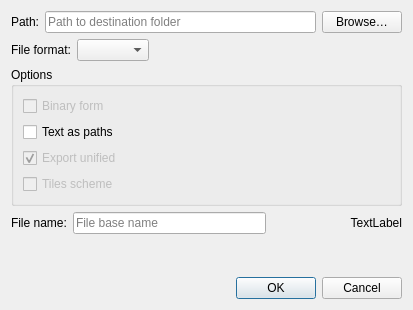
This is src/app/puzzle/dialogs/dialogsavemanuallayout.ui in dismine/valentina as Qt 5 draws it before an edit. The edited form follows.
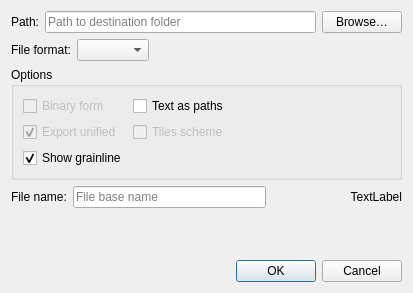
This is the edited form. Icons and pictures are not drawn.

Commit message: Show/hide grainline when export. Closes #163

```diff
--- a/src/app/puzzle/dialogs/dialogsavemanuallayout.ui
+++ b/src/app/puzzle/dialogs/dialogsavemanuallayout.ui
@@ -7,7 +7,7 @@
     <x>0</x>
     <y>0</y>
     <width>413</width>
-    <height>310</height>
+    <height>293</height>
    </rect>
   </property>
   <property name="windowTitle">
@@ -111,8 +111,8 @@
        <property name="title">
         <string>Options</string>
        </property>
-       <layout class="QVBoxLayout" name="verticalLayout_3">
-        <item>
+       <layout class="QFormLayout" name="formLayout">
+        <item row="0" column="0">
          <widget class="QCheckBox" name="checkBoxBinaryDXF">
           <property name="enabled">
            <bool>false</bool>
@@ -122,17 +122,7 @@
           </property>
          </widget>
         </item>
-        <item>
-         <widget class="QCheckBox" name="checkBoxTextAsPaths">
-          <property name="enabled">
-           <bool>true</bool>
-          </property>
-          <property name="text">
-           <string>Text as paths</string>
-          </property>
-         </widget>
-        </item>
-        <item>
+        <item row="2" column="0">
          <widget class="QCheckBox" name="checkBoxExportUnified">
           <property name="enabled">
            <bool>false</bool>
@@ -145,7 +135,27 @@
           </property>
          </widget>
         </item>
-        <item>
+        <item row="4" column="0">
+         <widget class="QCheckBox" name="checkBoxShowGrainline">
+          <property name="text">
+           <string>Show grainline</string>
+          </property>
+          <property name="checked">
+           <bool>true</bool>
+          </property>
+         </widget>
+        </item>
+        <item row="0" column="1">
+         <widget class="QCheckBox" name="checkBoxTextAsPaths">
+          <property name="enabled">
+           <bool>true</bool>
+          </property>
+          <property name="text">
+           <string>Text as paths</string>
+          </property>
+         </widget>
+        </item>
+        <item row="2" column="1">
          <widget class="QCheckBox" name="checkBoxTilesScheme">
           <property name="enabled">
            <bool>false</bool>
```
The commit also changes 21 other files.
